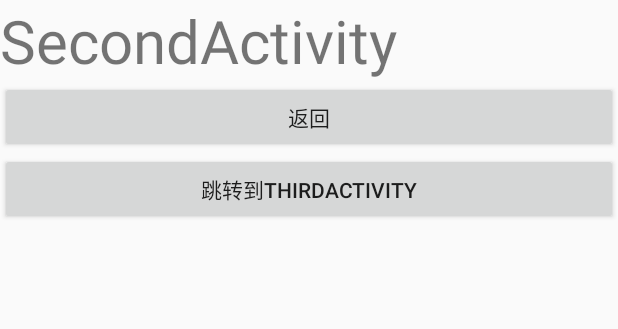
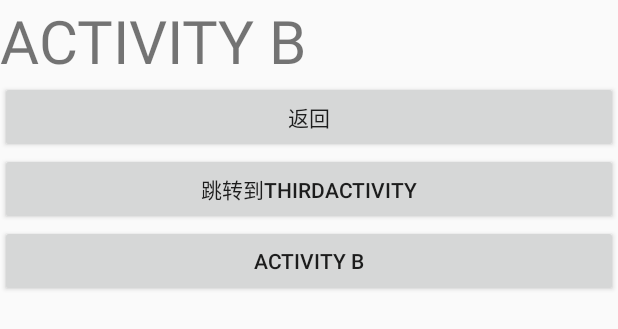
Before and after one commit to BlogForMe/MineUtils, an Android app: the layout activity_second.xml on its own in the app's theme, with its tools: preview values and no code run, on a phone screen of 412 x 824 dp. Shown: the top 329 px of the screen. Run offline under Robolectric (Android 15) with nearby library versions, the light colour scheme and no system bars.

Commit message:
feat: activiy stack

```diff
--- a/app/src/main/AndroidManifest.xml
+++ b/app/src/main/AndroidManifest.xml
@@ -121,9 +121,7 @@
                 <category android:name="android.intent.category.LAUNCHER" />
             </intent-filter>
         </activity>
-        <activity
-            android:name=".component.launchmode.ActivityB"
-            android:launchMode="singleTop" />
+        <activity android:name=".component.launchmode.ActivityB" />
         <activity android:name=".component.launchmode.ThirdActivity" />
         <activity android:name=".component.fragment.life.LifeActivity" />
         <activity android:name=".openlib.glide.GlideActivity" />
--- a/app/src/main/res/layout/activity_first.xml
+++ b/app/src/main/res/layout/activity_first.xml
@@ -25,7 +25,8 @@
         android:layout_height="wrap_content"
         android:text="跳转第二个Activity" />
 
-    <androidx.appcompat.widget.AppCompatTextView
+    <Button
+        android:id="@+id/bt_activty_A"
         android:layout_width="wrap_content"
         android:layout_height="wrap_content"
         android:text="Activiy A"
--- a/app/src/main/res/layout/activity_second.xml
+++ b/app/src/main/res/layout/activity_second.xml
@@ -10,7 +10,7 @@
     <TextView
         android:layout_width="wrap_content"
         android:layout_height="wrap_content"
-        android:text="SecondActivity"
+        android:text="ACTIVITY B"
         android:textSize="40sp" />
 
     <Button
@@ -27,5 +27,12 @@
         android:text="跳转到ThirdActivity"
         app:layout_constraintTop_toBottomOf="@+id/bt_back" />
 
+    <Button
+        android:id="@+id/bt_go_activityd"
+        android:layout_width="match_parent"
+        android:layout_height="wrap_content"
+        android:text="Activity B"
+        app:layout_constraintTop_toBottomOf="@+id/bt_back" />
+
 
 </LinearLayout>
--- a/app/src/main/res/values/strings.xml
+++ b/app/src/main/res/values/strings.xml
@@ -1,5 +1,5 @@
 <resources>
-    <string name="app_name">MineApp</string>
+    <string name="app_name">Tng cache</string>
 
     <string name="loading">正在加载中...</string>
 
```
Also changed, not shown: app/src/main/java/com/comm/util/component/launchmode/ActivityA.kt (+19 -18 lines), app/src/main/java/com/comm/util/component/launchmode/ActivityB.kt (+16 -4 lines).
